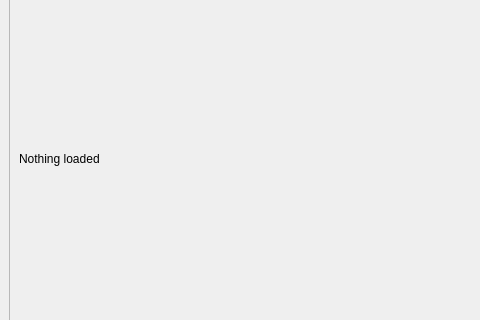
Old version of the form studio/main_window.ui in the repository caryoscelus/rainynite-studio; both pictures show x 0 to 480 and y 87 to 407 of the 613 by 495 pixel window.
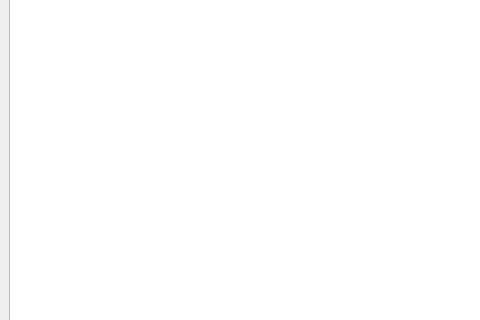
New version of the form. Icons and pictures are not drawn.

Commit message: Move to QGraphicsScene/View

```diff
--- a/studio/main_window.ui
+++ b/studio/main_window.ui
@@ -23,38 +23,10 @@
    </property>
    <layout class="QVBoxLayout" name="verticalLayout">
     <item>
-     <widget class="QScrollArea" name="scroll_area">
-      <property name="autoFillBackground">
-       <bool>false</bool>
-      </property>
+     <widget class="QGraphicsView" name="canvas">
       <property name="styleSheet">
        <string notr="true"/>
       </property>
-      <property name="widgetResizable">
-       <bool>true</bool>
-      </property>
-      <widget class="QWidget" name="scrollAreaWidgetContents">
-       <property name="geometry">
-        <rect>
-         <x>0</x>
-         <y>0</y>
-         <width>597</width>
-         <height>432</height>
-        </rect>
-       </property>
-       <layout class="QHBoxLayout" name="horizontalLayout">
-        <item>
-         <widget class="QLabel" name="image">
-          <property name="styleSheet">
-           <string notr="true"/>
-          </property>
-          <property name="text">
-           <string>Nothing loaded</string>
-          </property>
-         </widget>
-        </item>
-       </layout>
-      </widget>
      </widget>
     </item>
    </layout>
```
Left out of the diff: 3 changed lines with no effect on the pictures. The commit also changes 2 other files.
